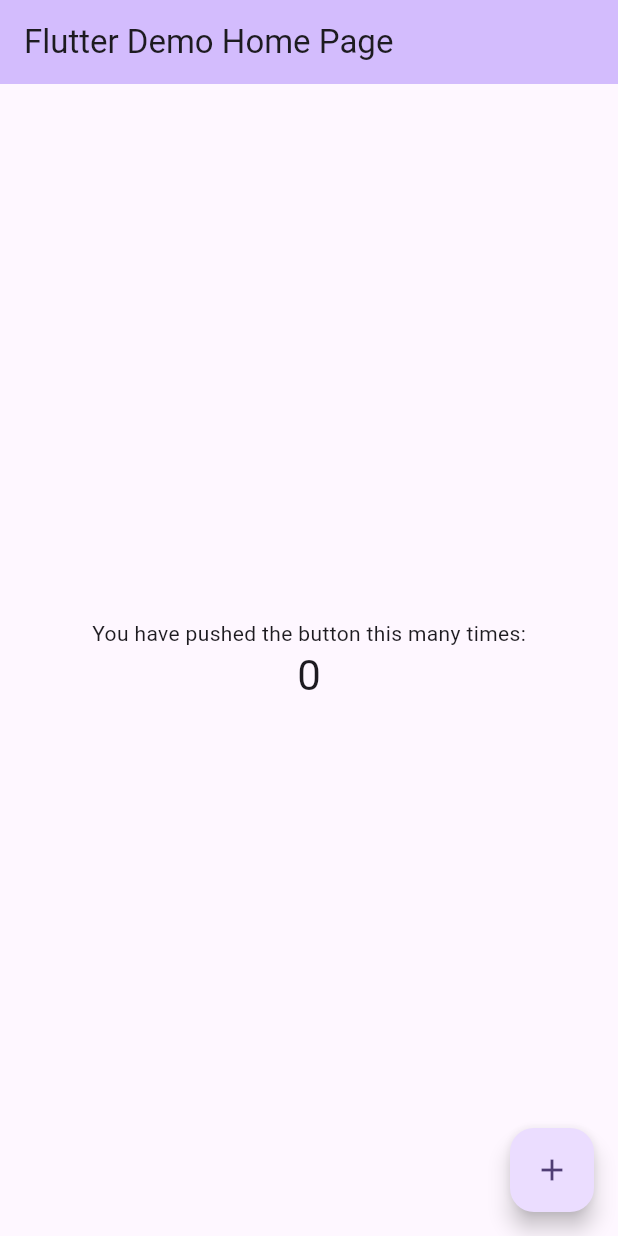
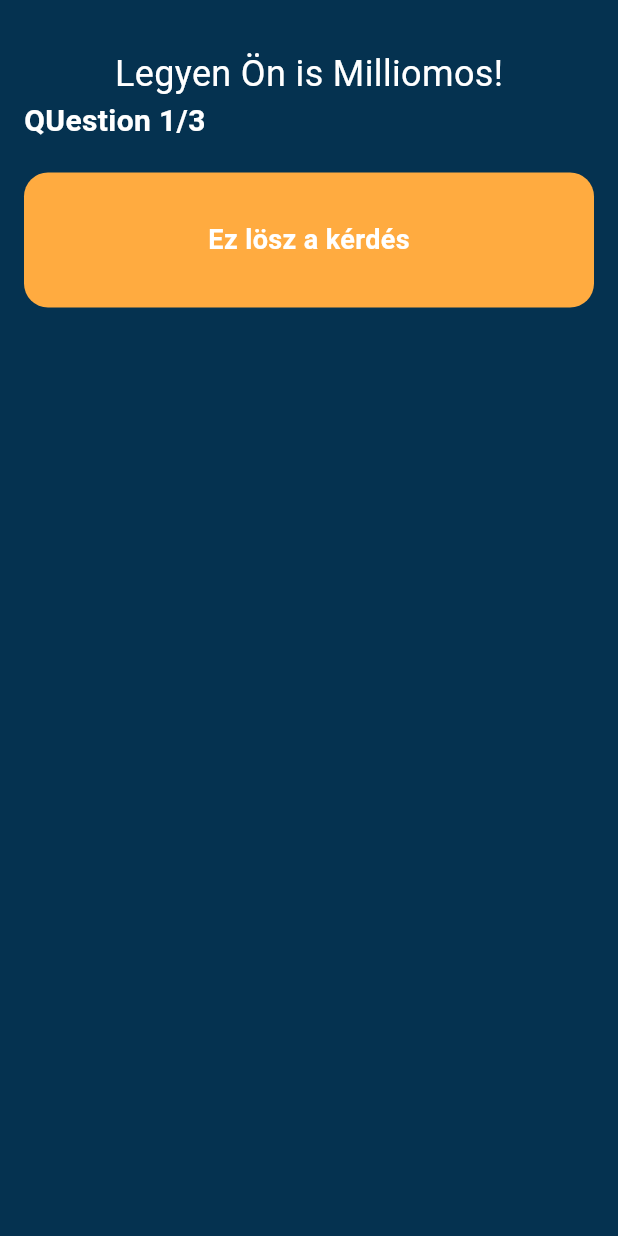
Before and after one commit to OkHello99/Flutter_Quiz_App, a Flutter app: the screen it shows after launch, on a phone screen of 412 x 824 dp. Run offline on Flutter 3.47's test engine with Material 3 defaults, Android fonts, the light colour scheme and no system bars.

Commit message:
huh, elkezdtem.... 12:35 hosszú viodeóból 5:40-nél járok

```diff
--- a/flutter_quiz_app/lib/main.dart
+++ b/flutter_quiz_app/lib/main.dart
@@ -1,4 +1,5 @@
 import 'package:flutter/material.dart';
+import 'package:flutter_quiz_app/quiz_screen.dart';
 
 void main() {
   runApp(const MyApp());
@@ -13,113 +14,9 @@ class MyApp extends StatelessWidget {
     return MaterialApp(
       title: 'Flutter Demo',
       theme: ThemeData(
-        // This is the theme of your application.
-        //
-        // TRY THIS: Try running your application with "flutter run". You'll see
-        // the application has a purple toolbar. Then, without quitting the app,
-        // try changing the seedColor in the colorScheme below to Colors.green
-        // and then invoke "hot reload" (save your changes or press the "hot
-        // reload" button in a Flutter-supported IDE, or press "r" if you used
-        // the command line to start the app).
-        //
-        // Notice that the counter didn't reset back to zero; the application
-        // state is not lost during the reload. To reset the state, use hot
-        // restart instead.
-        //
-        // This works for code too, not just values: Most code changes can be
-        // tested with just a hot reload.
-        colorScheme: ColorScheme.fromSeed(seedColor: Colors.deepPurple),
-        useMaterial3: true,
+        primarySwatch: Colors.blue,
       ),
-      home: const MyHomePage(title: 'Flutter Demo Home Page'),
+      home: QuizScreen()
     );
   }
 }
-
-class MyHomePage extends StatefulWidget {
-  const MyHomePage({super.key, required this.title});
-
-  // This widget is the home page of your application. It is stateful, meaning
-  // that it has a State object (defined below) that contains fields that affect
-  // how it looks.
-
-  // This class is the configuration for the state. It holds the values (in this
-  // case the title) provided by the parent (in this case the App widget) and
-  // used by the build method of the State. Fields in a Widget subclass are
-  // always marked "final".
-
-  final String title;
-
-  @override
-  State<MyHomePage> createState() => _MyHomePageState();
-}
-
-class _MyHomePageState extends State<MyHomePage> {
-  int _counter = 0;
-
-  void _incrementCounter() {
-    setState(() {
-      // This call to setState tells the Flutter framework that something has
-      // changed in this State, which causes it to rerun the build method below
-      // so that the display can reflect the updated values. If we changed
-      // _counter without calling setState(), then the build method would not be
-      // called again, and so nothing would appear to happen.
-      _counter++;
-    });
-  }
-
-  @override
-  Widget build(BuildContext context) {
-    // This method is rerun every time setState is called, for instance as done
-    // by the _incrementCounter method above.
-    //
-    // The Flutter framework has been optimized to make rerunning build methods
-    // fast, so that you can just rebuild anything that needs updating rather
-    // than having to individually change instances of widgets.
-    return Scaffold(
-      appBar: AppBar(
-        // TRY THIS: Try changing the color here to a specific color (to
-        // Colors.amber, perhaps?) and trigger a hot reload to see the AppBar
-        // change color while the other colors stay the same.
-        backgroundColor: Theme.of(context).colorScheme.inversePrimary,
-        // Here we take the value from the MyHomePage object that was created by
-        // the App.build method, and use it to set our appbar title.
-        title: Text(widget.title),
-      ),
-      body: Center(
-        // Center is a layout widget. It takes a single child and positions it
-        // in the middle of the parent.
-        child: Column(
-          // Column is also a layout widget. It takes a list of children and
-          // arranges them vertically. By default, it sizes itself to fit its
-          // children horizontally, and tries to be as tall as its parent.
-          //
-          // Column has various properties to control how it sizes itself and
-          // how it positions its children. Here we use mainAxisAlignment to
-          // center the children vertically; the main axis here is the vertical
-          // axis because Columns are vertical (the cross axis would be
-          // horizontal).
-          //
-          // TRY THIS: Invoke "debug painting" (choose the "Toggle Debug Paint"
-          // action in the IDE, or press "p" in the console), to see the
-          // wireframe for each widget.
-          mainAxisAlignment: MainAxisAlignment.center,
-          children: <Widget>[
-            const Text(
-              'You have pushed the button this many times:',
-            ),
-            Text(
-              '$_counter',
-              style: Theme.of(context).textTheme.headlineMedium,
-            ),
-          ],
-        ),
-      ),
-      floatingActionButton: FloatingActionButton(
-        onPressed: _incrementCounter,
-        tooltip: 'Increment',
-        child: const Icon(Icons.add),
-      ), // This trailing comma makes auto-formatting nicer for build methods.
-    );
-  }
-}
--- /dev/null
+++ b/flutter_quiz_app/lib/quiz_screen.dart
@@ -0,0 +1,63 @@
+import 'package:flutter/material.dart';
+
+class QuizScreen extends StatefulWidget {
+  @override
+  State<QuizScreen> createState() => _QuizScreenState();
+}
+
+class _QuizScreenState extends State<QuizScreen> {
+  @override
+  Widget build(BuildContext context) {
+    return Scaffold(
+      backgroundColor: const Color.fromARGB(255, 5, 50, 80),
+      body: Container(
+        margin: const EdgeInsets.symmetric(horizontal: 16, vertical: 32),
+        child: Column(children: [
+          const Text(
+            "Legyen Ön is Milliomos!",
+            style: TextStyle(
+              color: Colors.white,
+              fontSize: 24,
+            ),
+          ),
+          _questionWidget(),
+        ])
+      ),
+    );
+  }
+
+  _questionWidget() {
+    return Column(
+      crossAxisAlignment: CrossAxisAlignment.start,
+      mainAxisAlignment: MainAxisAlignment.center,
+      children: [
+        Text(
+          "QUestion 1/3",
+          style: const TextStyle(
+            color: Colors.white,
+            fontSize: 20,
+            fontWeight: FontWeight.w600,
+          ),
+        ),
+        SizedBox(height: 20),
+        Container(
+          alignment: Alignment.center,
+          width: double.infinity,
+          padding: const EdgeInsets.all(32),
+          decoration: BoxDecoration(
+            color: Colors.orangeAccent,
+            borderRadius: BorderRadius.circular(16),
+          ),
+          child: Text(
+            "Ez lösz a kérdés",
+            style: TextStyle(
+              color: Colors.white,
+              fontSize: 18,
+              fontWeight: FontWeight.w600,
+            ),
+          ),
+        ),
+      ],
+    );
+  }
+}
```
Also changed, not shown: flutter_quiz_app/lib/question_model.dart (added, +49 -0 lines).
